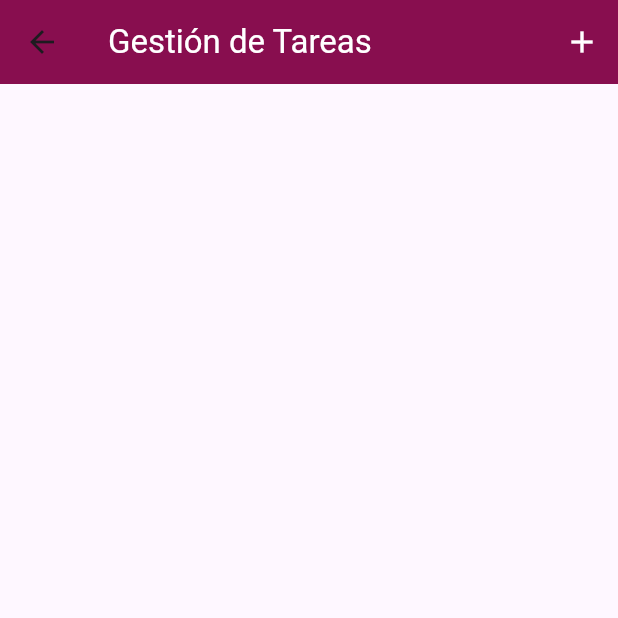
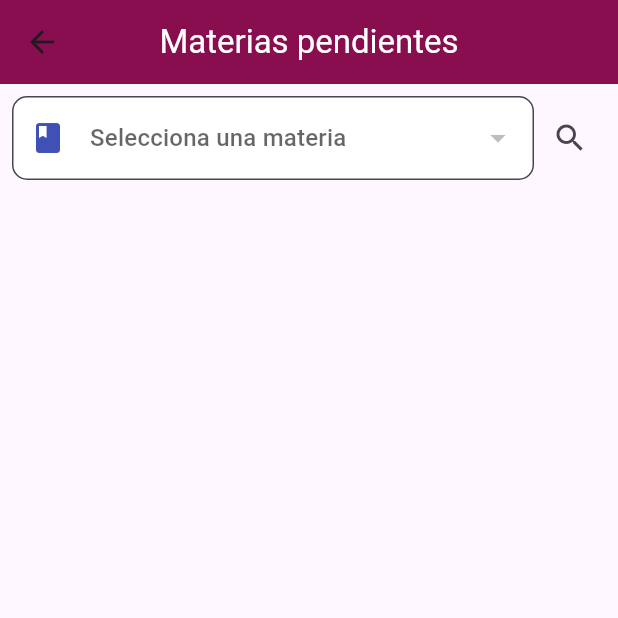
Before and after one commit to gerrycode01/dam_u3_tareas, a Flutter app: the Query2 screen opened directly, on a phone screen of 412 x 824 dp, the top half of it. Run offline on Flutter 3.47's test engine with Material 3 defaults, Android fonts, the light colour scheme and no system bars; our stand-ins replace sqflite; accounts and stored records are empty.

Commit message:
listo parte 2

```diff
--- a/lib/main.dart
+++ b/lib/main.dart
@@ -117,7 +117,7 @@ class _MyHomePageState extends State<MyHomePage> {
           ),
         ],
         currentIndex: _currentIndex,
-        selectedItemColor: Colors.deepOrange,
+        selectedItemColor: Colors.pink.shade900,
         onTap: _onItemTapped,
       ),
     );
--- a/lib/query2.dart
+++ b/lib/query2.dart
@@ -1,3 +1,4 @@
+import 'package:dam_u3_practica2_tarea/modelo/materia_tarea.dart';
 import 'package:dam_u3_practica2_tarea/modelo/tarea.dart';
 import 'package:flutter/material.dart';
 import 'package:dam_u3_practica2_tarea/controlador/db_tarea.dart';
@@ -13,7 +14,8 @@ class Query2 extends StatefulWidget {
 
 class _Query2State extends State<Query2> {
   List<Tarea> tareas = [];
-
+  List<MateriaTarea> todocontodo =[];
+  String? idMateriaSeleccionada;
   @override
   void initState() {
     super.initState();
@@ -21,11 +23,14 @@ class _Query2State extends State<Query2> {
   }
 
   void cargarLista() async {
+
+    List<MateriaTarea> todo = await DBTarea.readAllWithMateria();
     List<Tarea> listatareas = await DBTarea.readAll();
     listatareas = DBTarea.ordenarTareasPorFecha(listatareas);
     eliminarTareasAnteriores(listatareas, DBTarea.formatFecha(DateTime.now()));
     setState(() {
       tareas = listatareas;
+      todocontodo = todo;
     });
   }
 
@@ -39,25 +44,51 @@ class _Query2State extends State<Query2> {
   Widget build(BuildContext context) {
     return Scaffold(
       appBar: AppBar(
-        title: const Text('Gestión de Tareas',
+        title: const Text('Materias pendientes',
             style: TextStyle(color: Colors.white)),
         backgroundColor: Colors.pink.shade900,
-        actions: <Widget>[
+        centerTitle: true,
+      ),
+      body: Column(
+        children: [
+          Padding(
+            padding: const EdgeInsets.all(8.0),
+            child: Row(
+              children: [
+                Expanded(
+                  child: DropdownButtonFormField<String>(
+                    value: idMateriaSeleccionada,
+                    decoration: InputDecoration(
+                      border: OutlineInputBorder(
+                        borderRadius: BorderRadius.circular(10),
+                      ),
+                      prefixIcon: const Icon(Icons.book, color: Colors.indigo),
+                      filled: true,
+                      fillColor: Colors.white,
+                    ),
+                    hint: const Text("Selecciona una materia"),
+                    items: todocontodo.map((e) {
+                      return DropdownMenuItem(
+                          value: e.idmateria, child: Text(e.nombre));
+                    }).toList(),
+                    onChanged: (valor) {
+                      setState(() {
+                        idMateriaSeleccionada = valor!;
+                      });
+                    },
+                  ),
+                ),
                 IconButton(
-            icon: const Icon(Icons.add, color: Colors.white),
+                  icon: const Icon(Icons.search),
                   onPressed: () {
-              Navigator.push(
-                context,
-                MaterialPageRoute(
-                    builder: (context) => const CrearTarea(
-                          idmateria: '',
-                        )),
-              ).then((_) => cargarLista());
+
                   },
                 ),
               ],
             ),
-      body: GridView.builder(
+          ),
+          Expanded(
+              child: GridView.builder(
                 padding: const EdgeInsets.all(10),
                 gridDelegate: const SliverGridDelegateWithFixedCrossAxisCount(
                   crossAxisCount: 2,
@@ -118,6 +149,9 @@ class _Query2State extends State<Query2> {
                     ),
                   );
                 },
+              )
+          )
+        ],
       ),
     );
   }
```
Also changed, not shown: lib/vistas/materia/vista_materia.dart (+57 -71 lines). Lines whose indentation alone changed are shown as unchanged.
